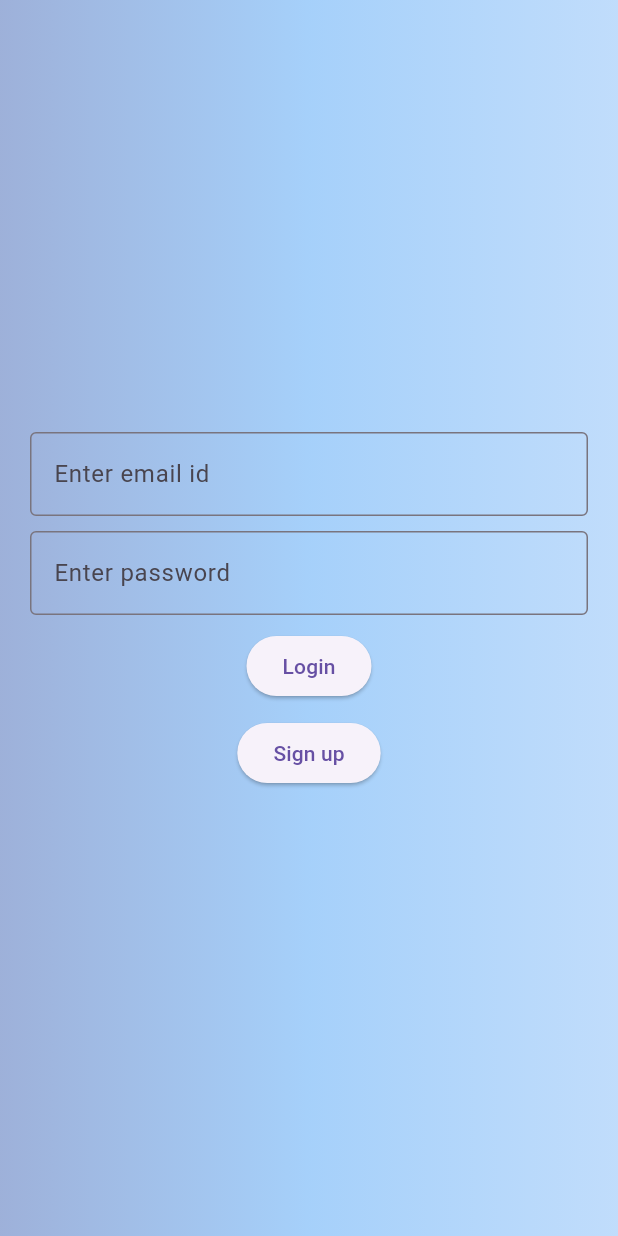
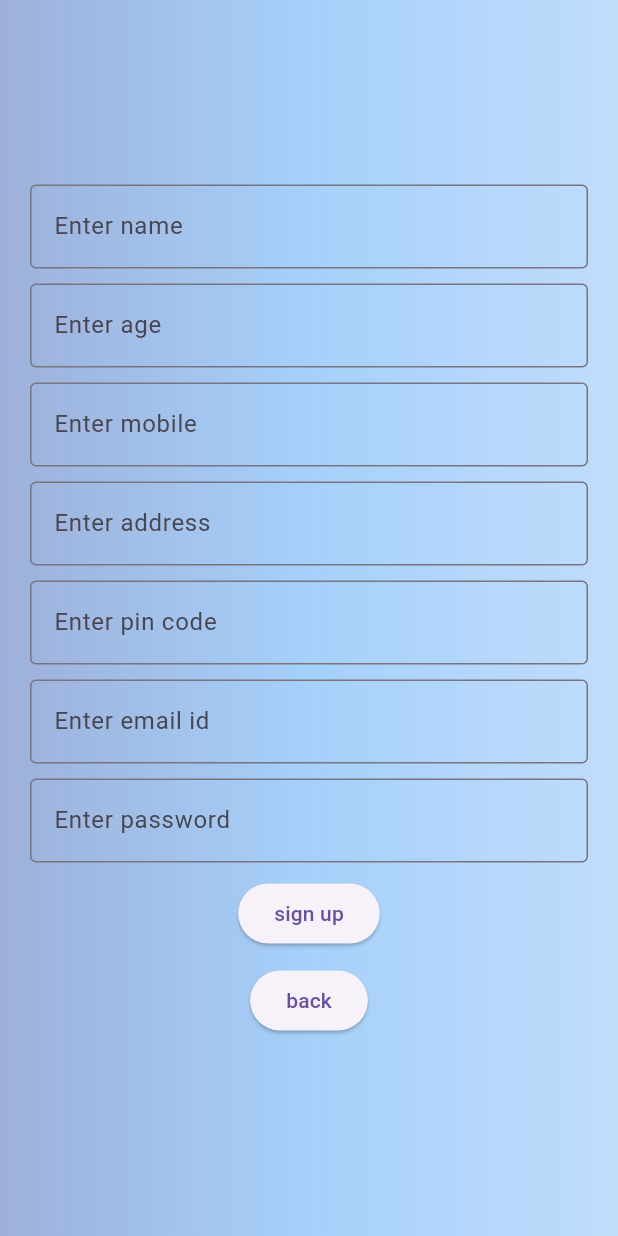
Before and after one commit to leayajoseph/blog_frontend, a Flutter app: the screen it shows after launch, after a tap on "Sign up", on a phone screen of 412 x 824 dp. Run offline on Flutter 3.47's test engine with Material 3 defaults, Android fonts, the phone set to English and light mode, and no system bars; network calls fail.

Commit message:
signup completed

```diff
--- a/lib/pages/login.dart
+++ b/lib/pages/login.dart
@@ -1,4 +1,5 @@
 import 'package:blog/pages/BlogApp.dart';
+import 'package:blog/pages/signup.dart';
 import 'package:blog/services/signupService.dart';
 import 'package:flutter/material.dart';
 
@@ -65,7 +66,7 @@ class _LoginPageState extends State<LoginPage> {
            SizedBox(height: 10,),
            ElevatedButton(onPressed: ()
            {
-
+             Navigator.push(context, MaterialPageRoute(builder: (context)=>signupPage()));
            }, child: Text("Sign up")),
            SizedBox(height: 10,),
 
--- /dev/null
+++ b/lib/pages/signup.dart
@@ -0,0 +1,122 @@
+import 'package:blog/services/signupService.dart';
+import 'package:flutter/material.dart';
+
+class signupPage extends StatefulWidget {
+  const signupPage({super.key});
+
+  @override
+  State<signupPage> createState() => _signupPageState();
+}
+
+class _signupPageState extends State<signupPage> {
+  TextEditingController ob1 =new TextEditingController();
+  TextEditingController ob2 =new TextEditingController();
+  TextEditingController ob3 =new TextEditingController();
+  TextEditingController ob4 =new TextEditingController();
+  TextEditingController ob5 =new TextEditingController();
+  TextEditingController ob6 =new TextEditingController();
+  TextEditingController ob7 =new TextEditingController();
+
+  void sendValues() async{
+final response=await SignupApiService().addValues(ob1.text, ob2.text, ob3.text, ob4.text, ob5.text, ob6.text, ob7.text);
+if(response["status"]=="success")
+  {
+    print("successfully added");
+  }
+else
+  {
+    print("failed to add");
+  }
+  }
+  @override
+  Widget build(BuildContext context) {
+    return MaterialApp(
+      home: Scaffold(
+        body: Container(
+          padding: EdgeInsets.all(20),
+          width: double.infinity,
+          decoration: BoxDecoration(
+              gradient: LinearGradient(
+                  colors: [
+                    Colors.blue.shade900.withOpacity(0.4),
+                    Colors.blue.shade500.withOpacity(0.4),
+                    Colors.blue.shade300.withOpacity(0.4),
+                  ]
+              )
+          ),
+          child: Column(
+            mainAxisAlignment: MainAxisAlignment.center,
+            children: [
+              TextField(
+                controller: ob1,
+                decoration: InputDecoration(
+                    labelText: "Enter name",
+                    border: OutlineInputBorder()
+                ),
+              ),
+              SizedBox(height: 10,),
+              TextField(
+                controller: ob2,
+                decoration: InputDecoration(
+                    labelText: "Enter age",
+                    border: OutlineInputBorder()
+                ),
+              ),
+              SizedBox(height: 10,),
+              TextField(
+                controller: ob3,
+                decoration: InputDecoration(
+                    labelText: "Enter mobile",
+                    border: OutlineInputBorder()
+                ),
+              ),
+              SizedBox(height: 10,),
+              TextField(
+                controller: ob4,
+                decoration: InputDecoration(
+                    labelText: "Enter address",
+                    border: OutlineInputBorder()
+                ),
+              ),
+              SizedBox(height: 10,),
+              TextField(
+                controller: ob5,
+                decoration: InputDecoration(
+                    labelText: "Enter pin code",
+                    border: OutlineInputBorder()
+                ),
+              ),
+              SizedBox(height: 10,),
+              TextField(
+                controller: ob6,
+                decoration: InputDecoration(
+                    labelText: "Enter email id",
+                    border: OutlineInputBorder()
+                ),
+              ),
+              SizedBox(height: 10,),
+              TextField(
+                controller: ob7,
+                decoration: InputDecoration(
+                    labelText: "Enter password",
+                    border: OutlineInputBorder()
+                ),
+              ),
+              SizedBox(height: 10,),
+              ElevatedButton(onPressed: sendValues, child: Text("sign up")),
+              SizedBox(height: 10,),
+              ElevatedButton(onPressed: ()
+              {
+                Navigator.pop(context);
+              }, child: Text("back")),
+              SizedBox(height: 10,),
+
+
+            ],
+
+          ),
+        ),
+      ),
+    );
+  }
+}
--- a/lib/services/signupService.dart
+++ b/lib/services/signupService.dart
@@ -26,4 +26,34 @@ class SignupApiService
         throw Exception("Failed");
       }
   }
+
+  Future<dynamic> addValues(
+      String name,String age,String ph,String address,String pin,String email, String pass
+      ) async{
+    var client=http.Client();
+    var apiUrl=Uri.parse("http://localhost:3001/api/signup/add");
+    var response=await client.post(apiUrl,
+        headers: <String,String>{
+          "Content-Type":"application/json ; charset=UTF-8"
+        },
+        body: jsonEncode(<String,String>{
+          "name":name,
+          "age":age,
+          "mobile":ph,
+          "address":address,
+          "pincode":pin,
+          "email":email,
+          "password":pass
+        }));
+    if(response.statusCode==200)
+    {
+      return json.decode(response.body);
+    }
+    else
+    {
+      throw Exception("Failed");
+    }
+  }
+
+
 }
```
